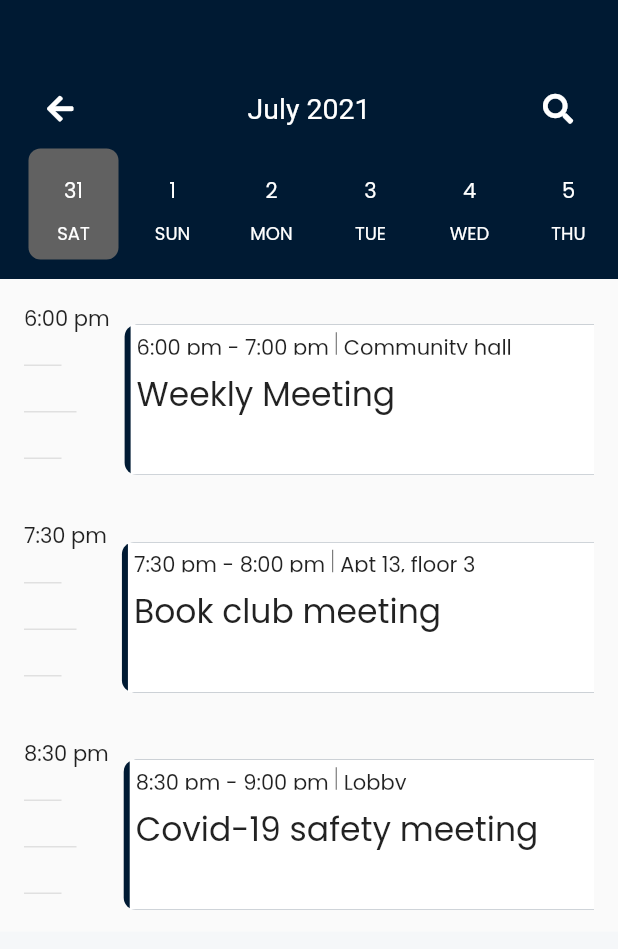
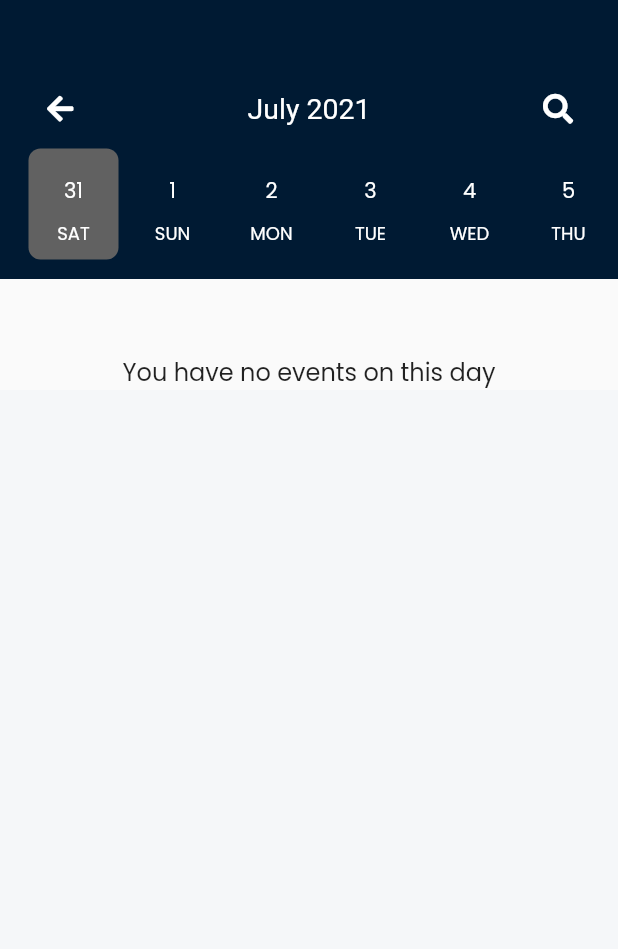
Before and after one commit to SilentCruzer/MetaVille, a Flutter app: the EventsTimeline screen opened directly, on a phone screen of 412 x 824 dp. Shown: the top 949 px of the screen. Run offline on Flutter 3.47's test engine with Material 2 defaults, Android fonts, the light colour scheme and no system bars; drawn by our look-alikes of date_picker_timeline; our stand-ins replace cached_network_image, curved_navigation_bar, flutter_conditional_rendering, flutter_icons, flutter_screenutil, flutter_svg and 9 more; missing offline and left inert: image_stack.

Commit message:
Feat: Modified events page

```diff
--- /dev/null
+++ b/lib/screens/eventsModel.dart
@@ -0,0 +1,23 @@
+class eventsModel{
+  //data Type
+  int time;
+  String title;
+  String location;
+
+// constructor
+  eventsModel(
+      {
+        this.time,
+        this.title,
+        this.location,
+      }
+      );
+
+  //method that assign values to respective datatype vairables
+  eventsModel.fromJson(Map<String,dynamic> json)
+  {
+    time= json['time'];
+    title =json['title'];
+    location= json['location'];
+  }
+}
--- a/lib/screens/eventslist.dart
+++ b/lib/screens/eventslist.dart
@@ -2,8 +2,10 @@ import 'package:date_picker_timeline/date_picker_widget.dart';
 import 'package:flutter/services.dart';
 import 'package:flutter/cupertino.dart';
 import 'package:flutter/material.dart';
+import 'package:flutter_conditional_rendering/conditional.dart';
 import 'package:font_awesome_flutter/font_awesome_flutter.dart';
 import 'package:intl/intl.dart';
+import 'dart:convert';
 
 class EventsTimeline extends StatefulWidget{
   @override
@@ -11,8 +13,10 @@ class EventsTimeline extends StatefulWidget{
 }
 
 class EventsTimelineScreen extends State<EventsTimeline>{
+  List data;
   DateTime now = DateTime.now();
   DateTime pickedDate = DateTime.now();
+  String dateText;
   @override
   Widget build(BuildContext context) {
     SystemChrome.setSystemUIOverlayStyle(SystemUiOverlayStyle(
@@ -70,6 +74,7 @@ class EventsTimelineScreen extends State<EventsTimeline>{
                         // New date selected
                         setState(() {
                           pickedDate = date;
+                          dateText = DateFormat('dd-MM-yyyy').format(pickedDate).toString();
                         });
                       },
                     ),
@@ -77,9 +82,20 @@ class EventsTimelineScreen extends State<EventsTimeline>{
                   ],
                 ),
               ),
-              _buildEventCard(from: '6:00 pm', to: '7:00 pm', Title: "Weekly Meeting", location: "Community hall"),
-              _buildEventCard(from: '7:30 pm', to: '8:00 pm', Title: "Book club meeting", location: "Apt 13, floor 3"),
-              _buildEventCard(from: '8:30 pm', to: '9:00 pm', Title: "Covid-19 safety meeting", location: "Lobby")
+              FutureBuilder(
+                future: DefaultAssetBundle.of(context)
+                    .load('lib/screens/events.json'),
+                builder: (context, snapshot){
+                  var newData = json.decode(jsonData);
+                  print(data);
+                  return Conditional.single(
+                      context: context,
+                      conditionBuilder: (BuildContext context) => newData[dateText] != null,
+                      widgetBuilder: (BuildContext context) => conditionalList(newData),
+                      fallbackBuilder: (BuildContext context) => conditionalNull()
+                  );
+                },
+              ),
             ],
           ),
         ),
@@ -127,7 +143,7 @@ class EventsTimelineScreen extends State<EventsTimeline>{
                     children: [
                       SizedBox(height: 5,),
                       Container(
-                        height: 15,
+                        height: 16,
                         child: Row(
                           children: [
                             Text(from + " - "+ to),
@@ -153,4 +169,35 @@ class EventsTimelineScreen extends State<EventsTimeline>{
       )
     );
   }
+  Widget conditionalList(dynamic newData){
+    return Container(
+      height: 1000,
+      child: ListView.builder(itemCount: newData[dateText].length,itemBuilder: (BuildContext context, int index){
+        return _buildEventCard(
+            from: newData[dateText][index]["from"],
+            to: newData[dateText][index]["to"],
+            Title: newData[dateText][index]["title"],
+            location: newData[dateText][index]["location"]
+        );
+      })
+      ,);
+  }
+  Widget conditionalNull(){
+    return Center(
+      child:Padding(
+        padding: EdgeInsets.only(top: 50),
+        child: Text("You have no events on this day",
+        style: TextStyle(
+          fontSize: 16,
+        ),),
+      )
+    );
+  }
+  String jsonData = '{"01-08-2021":[{"from":"6:00pm","to":"7:00pm","location":"Community hall","title":"Party planning meeting"},'
+      '{"from":"7:30pm","to":"8:00pm","location":"Apt 13, floor 3","title":"Book club meeting"},'
+      '{"from":"8:30pm","to":"9:00pm","location":"Community hall","title":"Covid-19 safety meeting"}],'
+      '"02-08-2021":[{"from":"8:00pm","to":"7:00pm","location":"Apt 20, floor 4","title":"Birthday Party"},'
+      '{"from":"9:30pm","to":"8:00pm","location":"Apt 13, floor 3","title":"Weekly meeting"}],'
+      '"03-08-2021":[{"from":"8:00pm","to":"7:00pm","location":"Apt 20, floor 4","title":"Current Events"},'
+      '{"from":"9:30pm","to":"8:00pm","location":"Apt 13, floor 3","title":"Arts club meeting"}]}';
 }
--- a/pubspec.yaml
+++ b/pubspec.yaml
@@ -47,6 +47,7 @@ dependencies:
   line_awesome_flutter: ^2.0.0
   flutter_svg: ^0.22.0
   cached_network_image: ^3.1.0
+  js: ^0.6.3
 
 dev_dependencies:
   flutter_test:
@@ -59,6 +60,7 @@ dev_dependencies:
 flutter:
   assets:
     - images/
+    - lib/screens/events.json
   # The following line ensures that the Material Icons font is
   # included with your application, so that you can use the icons in
   # the material Icons class.
```
Also changed, not shown: lib/screens/events.json (added, +44 -0 lines), pubspec.lock.
